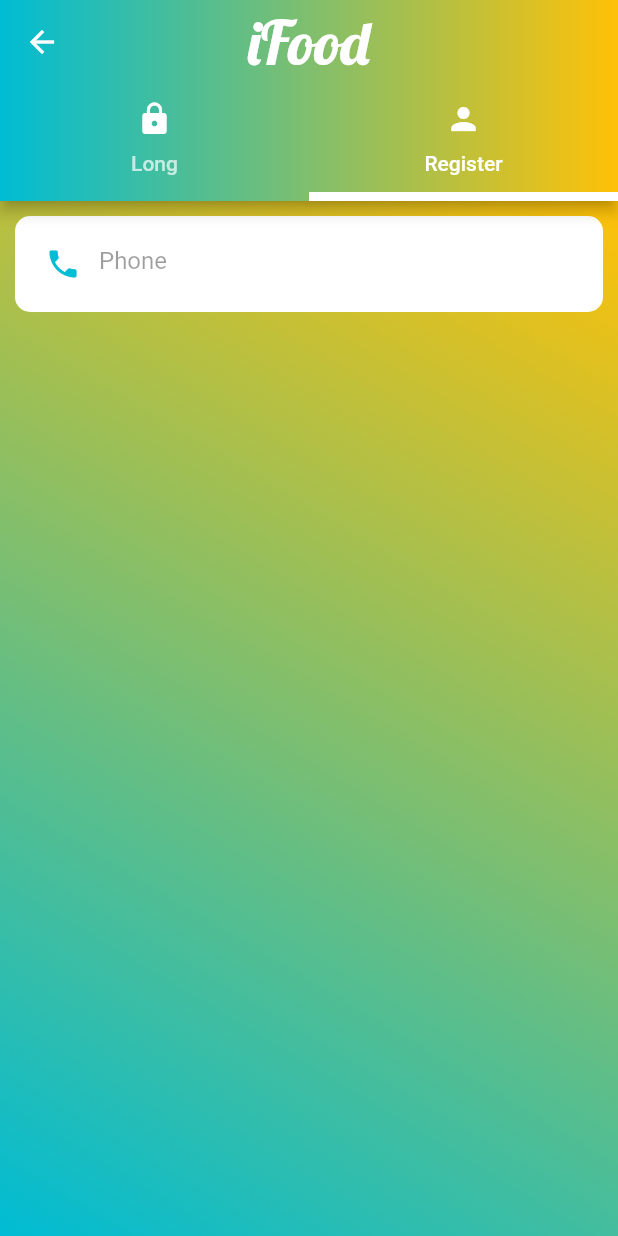
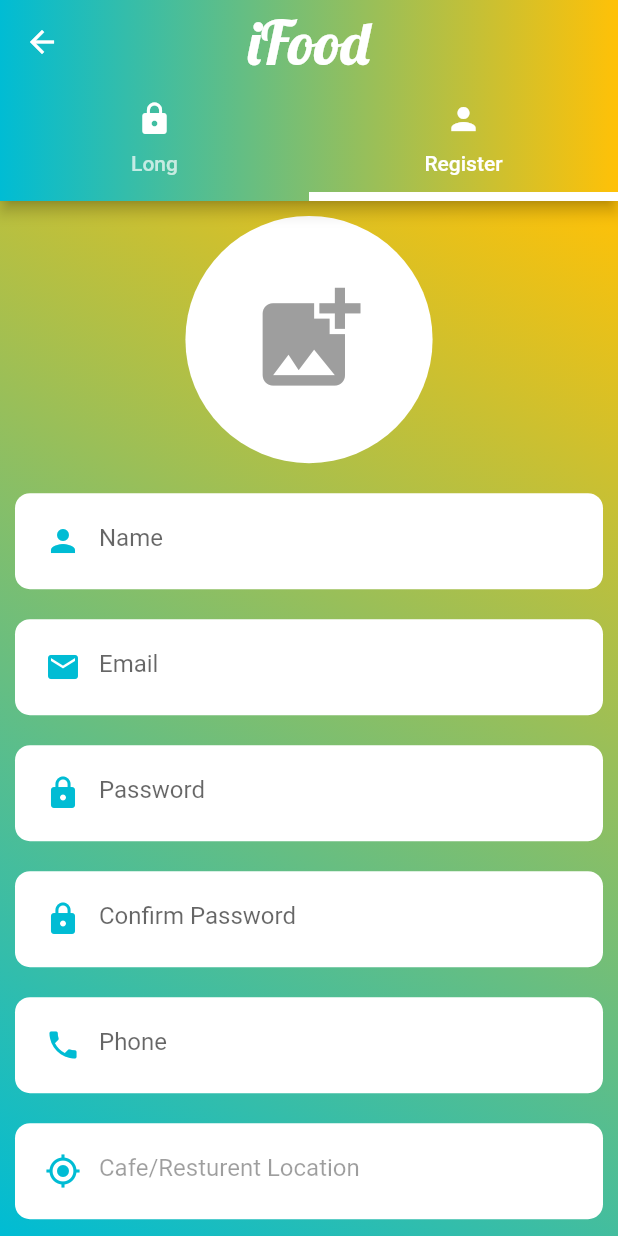
Before and after one commit to khuram2025/foodpanda, a Flutter app: the screen it shows after launch, tab 2 chosen, on a phone screen of 412 x 824 dp. Run offline on Flutter 3.47's test engine with Material 2 defaults, Android fonts, the phone set to English and light mode, and no system bars; our stand-ins replace image_picker.

Commit message:
6th Complete Registration Page

```diff
--- a/lib/authentication/register.dart
+++ b/lib/authentication/register.dart
@@ -1,5 +1,9 @@
+import 'dart:io';
+
+import 'package:flutter/cupertino.dart';
 import 'package:flutter/material.dart';
 import 'package:foodpanda_sellers_app/widgets/customeTextField.dart';
+import 'package:image_picker/image_picker.dart';
 
 class RegisterScreen extends StatefulWidget {
   const RegisterScreen({Key? key}) : super(key: key);
@@ -9,17 +13,129 @@
 }
 
 class _RegisterScreenState extends State<RegisterScreen> {
-  TextEditingController anyController = TextEditingController();
+  final GlobalKey<FormState> _formkey = GlobalKey<FormState>();
+  TextEditingController nameController = TextEditingController();
+  TextEditingController passwordController = TextEditingController();
+  TextEditingController emailController = TextEditingController();
+  TextEditingController confirmpasswordController = TextEditingController();
+  TextEditingController phoneController = TextEditingController();
+  TextEditingController locationController = TextEditingController();
+
+  XFile? imageXFile;
+  final ImagePicker _picker = ImagePicker();
+
   @override
   Widget build(BuildContext context) {
-    return Column(
-      children: [
-        CustomTextField(
-        controller: anyController,
-        data: Icons.phone,
-        hintText: "Phone",
-        isObsecure: false,
-        enabled: false,),
-      ],);
+    return SingleChildScrollView(
+      child: Container(
+        child: Column(
+          mainAxisSize: MainAxisSize.max,
+          children:  [
+            SizedBox(height: 10,),
+            InkWell(
+              child: CircleAvatar(
+                radius: MediaQuery.of(context).size.width*0.20,
+                backgroundColor: Colors.white,
+                backgroundImage: imageXFile==null ? null : FileImage(
+                  File(
+                    imageXFile!.path
+                  )
+                ),
+                child: imageXFile== null ? Icon(
+                  Icons.add_photo_alternate,
+                  size: MediaQuery.of(context).size.width*0.20,
+                  color: Colors.grey,
+                ) : null,
+              ),
+            ),
+            SizedBox(height: 10,),
+            Form(
+              key: _formkey,
+              child: Column(
+                children: [
+                  CustomTextField(
+                    data: Icons.person,
+                    controller: nameController,
+                    hintText: "Name",
+                    isObsecure: false,
+                  ),
+                  CustomTextField(
+                    data: Icons.email,
+                    controller: emailController,
+                    hintText: "Email",
+                    isObsecure: false,
+                  ),
+                  CustomTextField(
+                    data: Icons.lock,
+                    controller: passwordController,
+                    hintText: "Password",
+                    isObsecure: true,
+                  ),
+                  CustomTextField(
+                    data: Icons.lock,
+                    controller: confirmpasswordController,
+                    hintText: "Confirm Password",
+                    isObsecure: true,
+                  ),
+                  CustomTextField(
+                    data: Icons.phone,
+                    controller: phoneController,
+                    hintText: "Phone",
+                    isObsecure: false,
+                  ),
+                  CustomTextField(
+                    data: Icons.my_location,
+                    controller: locationController,
+                    hintText: "Cafe/Resturent Location",
+                    isObsecure: false,
+                    enabled: false,
+                  ),
+                  Container(
+                    width: 400,
+                    height: 40,
+                    alignment: Alignment.center,
+                    child: ElevatedButton.icon(
+                      icon: Icon(
+                        Icons.location_on,
+                        color: Colors.white,
+                      ),
+                        onPressed: ()=>print("Clicked"),
+                        label: Text(
+                          "Get my Location",
+                          style: TextStyle(
+                            color: Colors.white
+                          ),
+                        ),
+                      style: ElevatedButton.styleFrom(
+                        primary: Colors.amber,
+                        shape: new RoundedRectangleBorder(
+                          borderRadius: new BorderRadius.circular(30),
+
+                        )
+                      ),
+                    ),
+
+                  )
+                ],
+              ),
+            ),
+            SizedBox(height: 30,),
+            ElevatedButton(
+              onPressed: ()=>print("Clicked"), child: Text(
+              "Sign Up",
+              style: TextStyle(
+                color: Colors.white,
+                fontWeight: FontWeight.bold,
+              ),
+            ),
+            style: ElevatedButton.styleFrom(
+              padding: EdgeInsets.symmetric(horizontal: 100, vertical: 10),
+              primary: Colors.cyan,
+            ),),
+            SizedBox(height: 10,),
+          ],
+        ),
+      ),
+    );
   }
 }
--- a/pubspec.yaml
+++ b/pubspec.yaml
@@ -28,6 +28,7 @@
   # The following adds the Cupertino Icons font to your application.
   # Use with the CupertinoIcons class for iOS style icons.
   cupertino_icons: ^1.0.2
+  image_picker: ^0.8.4+1
 
 dev_dependencies:
   flutter_test:
```
Also changed, not shown: pubspec.lock.
